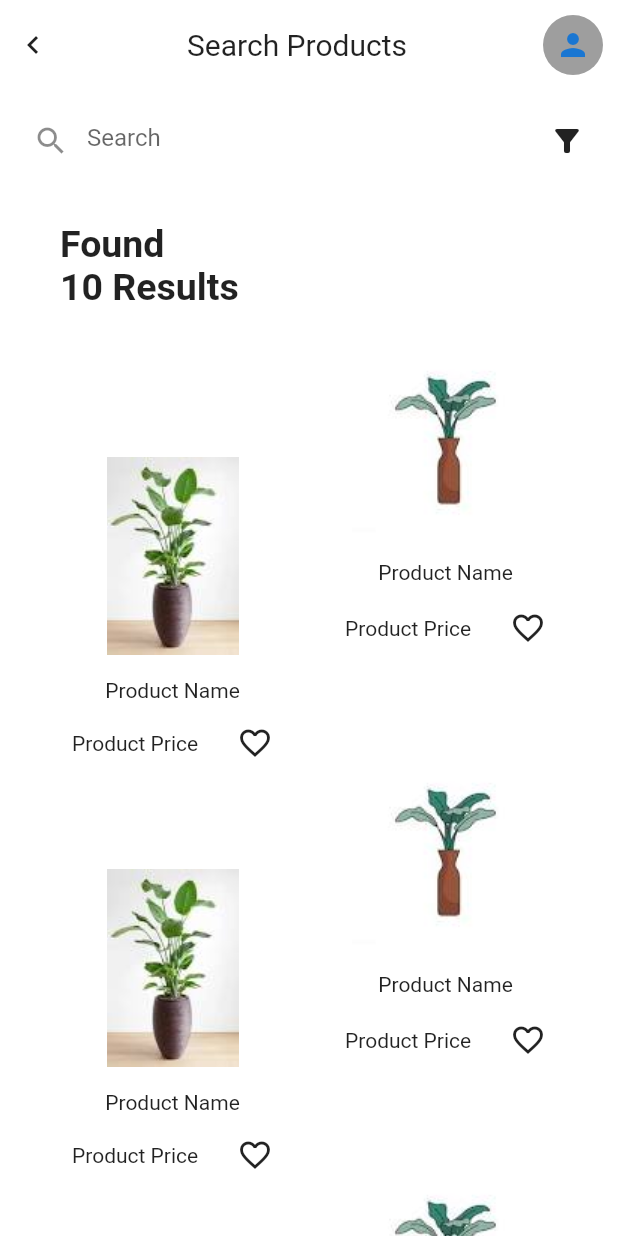
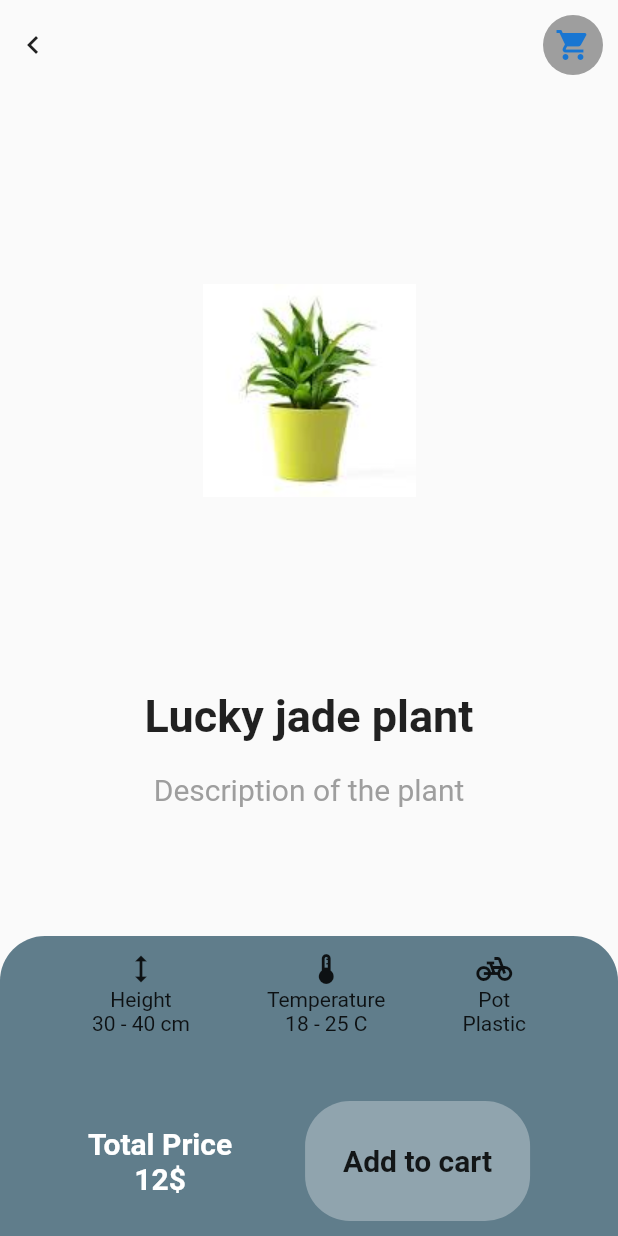
Before and after one commit to Teewhydot/ui_challenge, a Flutter app: the screen it shows after launch, on a phone screen of 412 x 824 dp. Run offline on Flutter 3.47's test engine with Material 2 defaults, Android fonts, the phone set to English and light mode, and no system bars.

Commit message:
Details page almost completed.

```diff
--- /dev/null
+++ b/lib/items_details_page.dart
@@ -0,0 +1,146 @@
+import 'package:flutter/material.dart';
+import 'package:ui_challenge/generated/assets.dart';
+
+class ItemDetails extends StatefulWidget {
+  const ItemDetails({Key? key}) : super(key: key);
+
+  @override
+  State<ItemDetails> createState() => _ItemDetailsState();
+}
+
+class _ItemDetailsState extends State<ItemDetails> {
+  @override
+  Widget build(BuildContext context) {
+    final width = MediaQuery.of(context).size.width;
+    return Scaffold(
+      body: SafeArea(
+        child: Stack(
+          children: [
+            Column(
+              children: [
+                const Padding(
+                  padding: EdgeInsets.all(10.0),
+                  child: Row(
+                    mainAxisAlignment: MainAxisAlignment.spaceBetween,
+                    children: [
+                      Icon(Icons.chevron_left),
+                      CircleAvatar(
+                        backgroundColor: Colors.grey,
+                        child: Icon(Icons.shopping_cart),
+                      )
+                    ],
+                  ),
+                ),
+                Image.asset(
+                  Assets.imagesPlant1,
+                  height: 400,
+                ),
+                const Text(
+                  'Lucky jade plant',
+                  style: TextStyle(fontSize: 30, fontWeight: FontWeight.bold),
+                ),
+                const SizedBox(
+                  height: 20,
+                ),
+                const Text(
+                  'Description of the plant',
+                  style: TextStyle(
+                      fontSize: 20,
+                      fontWeight: FontWeight.normal,
+                      color: Colors.grey),
+                ),
+              ],
+            ),
+            Positioned(
+              bottom: 0,
+              child: Container(
+                height: 200,
+                width: width,
+                decoration: const BoxDecoration(
+                  borderRadius: BorderRadius.only(
+                      topLeft: Radius.circular(30),
+                      topRight: Radius.circular(30)),
+                  color: Colors.blueGrey,
+                ),
+                child: Padding(
+                  padding: const EdgeInsets.all(10.0),
+                  child: Column(
+                    crossAxisAlignment: CrossAxisAlignment.start,
+                    mainAxisAlignment: MainAxisAlignment.spaceBetween,
+                    children: [
+                      const Row(
+                        mainAxisAlignment: MainAxisAlignment.spaceEvenly,
+                        children: [
+                          Column(
+                            children: [
+                              Icon(Icons.height),
+                              Text('Height'),
+                              Text('30 - 40 cm'),
+                            ],
+                          ),
+                          // temperature
+                          Column(
+                            children: [
+                              Icon(Icons.thermostat_outlined),
+                              Text('Temperature'),
+                              Text('18 - 25 C'),
+                            ],
+                          ),
+                          //type of pot plant is in
+                          Column(
+                            children: [
+                              Icon(Icons.pedal_bike),
+                              Text('Pot'),
+                              Text('Plastic'),
+                            ],
+                          ),
+                        ],
+                      ),
+                      Row(
+                        mainAxisAlignment: MainAxisAlignment.spaceEvenly,
+                        children: [
+                          const Column(
+                            children: [
+                              Text(
+                                'Total Price',
+                                style: TextStyle(
+                                    fontSize: 20,
+                                    fontWeight: FontWeight.bold,
+                                    color: Colors.white),
+                              ),
+                              Text(
+                                '12\$',
+                                style: TextStyle(
+                                    fontSize: 20,
+                                    fontWeight: FontWeight.bold,
+                                    color: Colors.white),
+                              ),
+                            ],
+                          ),
+                          Container(
+                            height: 80,
+                            width: 150,
+                            decoration: BoxDecoration(
+                                color: Colors.blueGrey.shade300,
+                                borderRadius: BorderRadius.circular(30)),
+                            child: const Center(
+                              child: Text(
+                                'Add to cart',
+                                style: TextStyle(
+                                    fontSize: 20, fontWeight: FontWeight.bold),
+                              ),
+                            ),
+                          ),
+                        ],
+                      ),
+                    ],
+                  ),
+                ),
+              ),
+            )
+          ],
+        ),
+      ),
+    );
+  }
+}
--- a/lib/main.dart
+++ b/lib/main.dart
@@ -1,4 +1,5 @@
 import 'package:flutter/material.dart';
+import 'package:ui_challenge/items_details_page.dart';
 import 'package:ui_challenge/onboarding.dart';
 import 'package:ui_challenge/search_results_page.dart';
 
@@ -14,6 +15,6 @@ class MyApp extends StatelessWidget {
     return const MaterialApp(
         title: 'Flutter Demo',
         debugShowCheckedModeBanner: false,
-        home: SearchResults());
+        home: ItemDetails());
   }
 }
```
